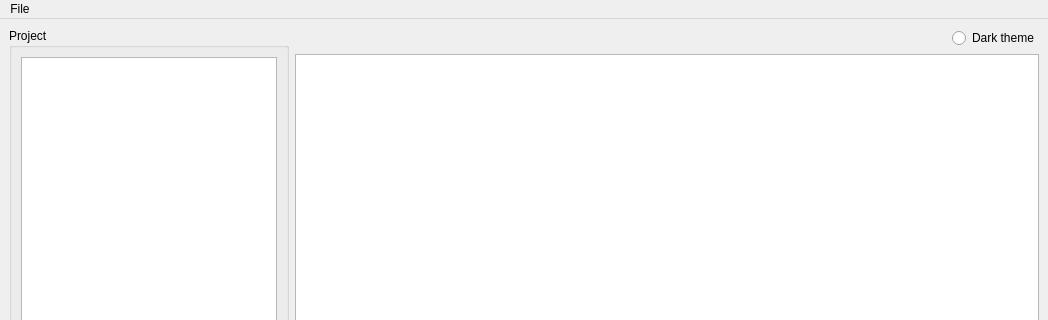
Above: mainwindow.ui from tttgtjft/CodeEditor before the change; both pictures show x 0 to 1048 and y 0 to 320 of the 1048 by 620 pixel window. Below: the same form after it.
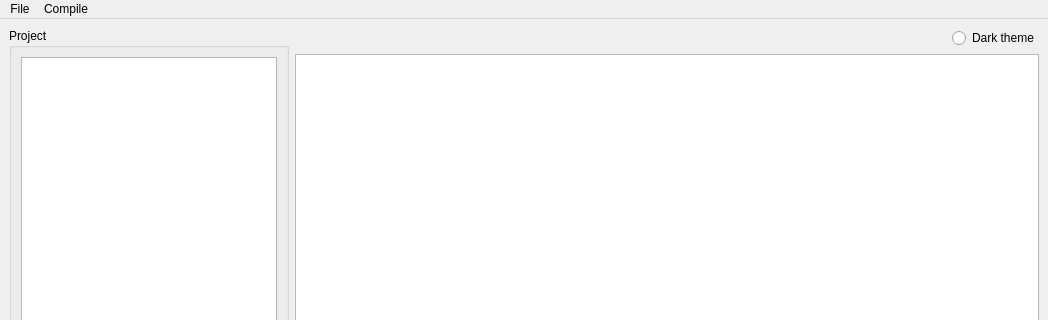
That is the form after the change. Custom widgets are drawn as their Qt base class.

Commit message: Added Compiler class

What changed in the file:
```diff
--- a/mainwindow.ui
+++ b/mainwindow.ui
@@ -108,7 +108,14 @@
     <addaction name="action_newFile"/>
     <addaction name="action_saveFile"/>
    </widget>
+   <widget class="QMenu" name="menuCompile">
+    <property name="title">
+     <string>Compile</string>
+    </property>
+    <addaction name="action_runFile"/>
+   </widget>
    <addaction name="menuFile"/>
+   <addaction name="menuCompile"/>
   </widget>
   <widget class="QStatusBar" name="statusbar"/>
   <action name="action_newFile">
```
Left out of the diff: 8 changed lines with no effect on the pictures. The commit also changes 7 other files.
